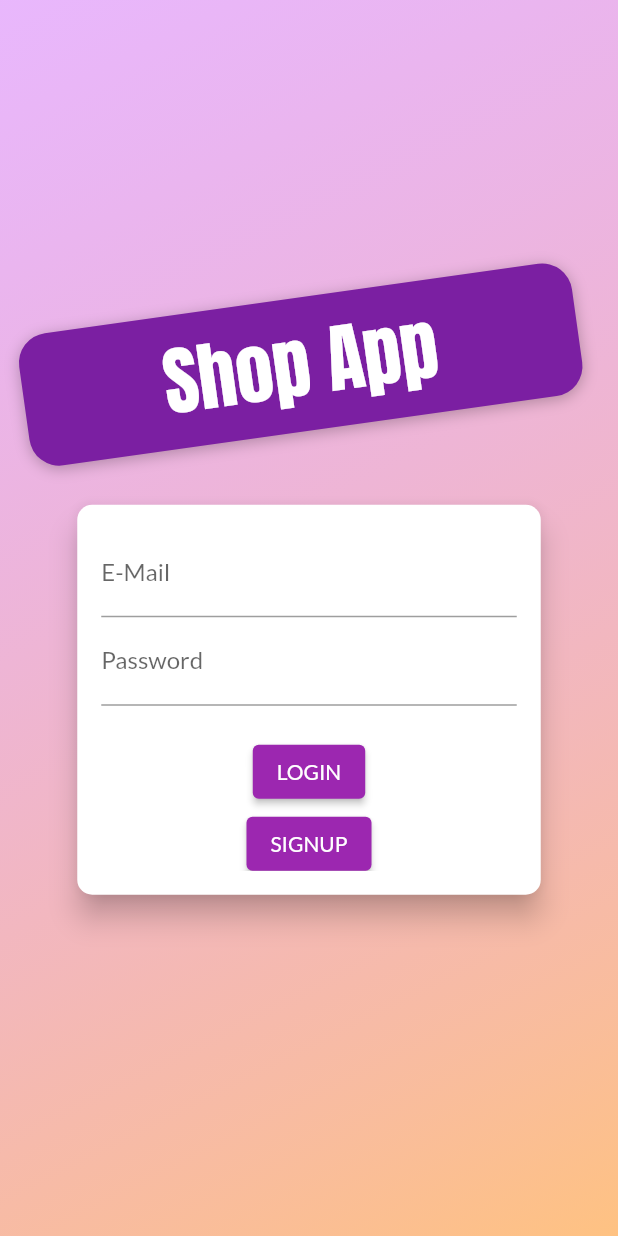
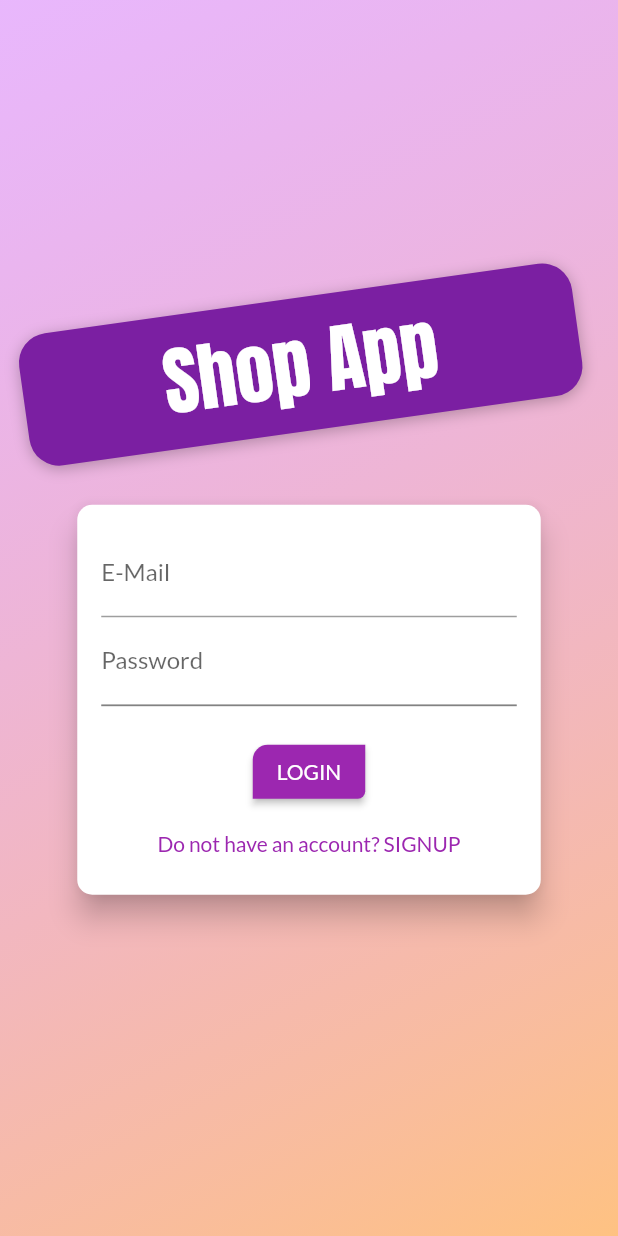
Before and after one commit to rafaelqueiroz88/flutter-shopping-app, a Flutter app: the screen it shows after launch, on a phone screen of 412 x 824 dp. Run offline on Flutter 3.47's test engine with Material 2 defaults, Android fonts, the phone set to English and light mode, and no system bars; our stand-ins replace shared_preferences.

Commit message:
Adding Effects to Whole App

```diff
--- a/lib/views/auth_screen.dart
+++ b/lib/views/auth_screen.dart
@@ -91,7 +91,8 @@ class AuthCard extends StatefulWidget {
   AuthCardState createState() => AuthCardState();
 }
 
-class AuthCardState extends State<AuthCard> {
+class AuthCardState extends State<AuthCard>
+    with SingleTickerProviderStateMixin {
   final GlobalKey<FormState> _formKey = GlobalKey();
   AuthMode _authMode = AuthMode.login;
   final Map<String, String> _authData = {
@@ -100,6 +101,36 @@ class AuthCardState extends State<AuthCard> {
   };
   var _isLoading = false;
   final _passwordController = TextEditingController();
+  late AnimationController _controller;
+  late Animation<Offset> _slideAnimation;
+  // late Animation<double> _opacityAnimation;
+
+  @override
+  void initState() {
+    super.initState();
+    _controller = AnimationController(
+      vsync: this,
+      duration: const Duration(milliseconds: 300),
+    );
+
+    _slideAnimation = Tween<Offset>(
+      begin: const Offset(0, -1.1),
+      end: const Offset(0, 0),
+    ).animate(
+      CurvedAnimation(
+        parent: _controller,
+        curve: Curves.linear,
+      ),
+    );
+
+    _slideAnimation.addListener(() => setState(() {}));
+  }
+
+  @override
+  void dispose() {
+    super.dispose();
+    _controller.dispose();
+  }
 
   void _showErrorDialog(String message) {
     showDialog(
@@ -162,10 +193,12 @@ class AuthCardState extends State<AuthCard> {
       setState(() {
         _authMode = AuthMode.signup;
       });
+      _controller.forward();
     } else {
       setState(() {
         _authMode = AuthMode.login;
       });
+      _controller.reverse();
     }
   }
 
@@ -177,10 +210,14 @@ class AuthCardState extends State<AuthCard> {
         borderRadius: BorderRadius.circular(10.0),
       ),
       elevation: 8.0,
-      child: Container(
+      child: AnimatedContainer(
+        duration: const Duration(milliseconds: 300),
+        curve: Curves.easeIn,
         height: _authMode == AuthMode.signup ? 320 : 260,
-        constraints:
-            BoxConstraints(minHeight: _authMode == AuthMode.signup ? 320 : 260),
+        // height: _heightAnimation.value.height,
+        constraints: BoxConstraints(
+          minHeight: _authMode == AuthMode.signup ? 320 : 260,
+        ),
         width: deviceSize.width * 0.75,
         padding: const EdgeInsets.all(16.0),
         child: Form(
@@ -195,6 +232,8 @@ class AuthCardState extends State<AuthCard> {
                     if (value!.isEmpty || !value.contains('@')) {
                       return 'Invalid email!';
                     }
+
+                    return null;
                   },
                   onSaved: (value) {
                     _authData['email'] = value as String;
@@ -208,13 +247,22 @@ class AuthCardState extends State<AuthCard> {
                     if (value!.isEmpty || value.length < 5) {
                       return 'Password is too short!';
                     }
+
+                    return null;
                   },
                   onSaved: (value) {
                     _authData['password'] = value as String;
                   },
                 ),
-                if (_authMode == AuthMode.signup)
-                  TextFormField(
+                AnimatedContainer(
+                  duration: const Duration(milliseconds: 300),
+                  curve: Curves.easeIn,
+                  constraints: BoxConstraints(
+                      minHeight: _authMode == AuthMode.signup ? 60 : 0,
+                      maxHeight: _authMode == AuthMode.signup ? 120 : 0),
+                  child: SlideTransition(
+                    position: _slideAnimation,
+                    child: TextFormField(
                       enabled: _authMode == AuthMode.signup,
                       decoration:
                           const InputDecoration(labelText: 'Confirm Password'),
@@ -224,8 +272,12 @@ class AuthCardState extends State<AuthCard> {
                               if (value != _passwordController.text) {
                                 return 'Passwords do not match!';
                               }
+
+                              return null;
                             }
                           : null,
+                    ),
+                  ),
                 ),
                 const SizedBox(
                   height: 20,
@@ -235,12 +287,22 @@ class AuthCardState extends State<AuthCard> {
                 else
                   ElevatedButton(
                     onPressed: _submit,
+                    style: ElevatedButton.styleFrom(
+                      shape: const RoundedRectangleBorder(
+                        borderRadius: BorderRadiusDirectional.only(
+                          topStart: Radius.circular(10),
+                          bottomEnd: Radius.circular(5),
+                        ),
+                      ),
+                    ),
                     child:
                         Text(_authMode == AuthMode.login ? 'LOGIN' : 'SIGN UP'),
                   ),
-                ElevatedButton(
+                TextButton(
                   onPressed: _switchAuthMode,
-                  child: Text(_authMode == AuthMode.login ? 'SIGNUP' : 'LOGIN'),
+                  child: Text(_authMode == AuthMode.login
+                      ? 'Do not have an account? SIGNUP'
+                      : 'Have an account? LOGIN'),
                 ),
               ],
             ),
--- a/lib/widgets/layouts/app_drawer.dart
+++ b/lib/widgets/layouts/app_drawer.dart
@@ -50,6 +50,7 @@ class AppDrawer extends StatelessWidget {
             onTap: () {
               Provider.of<Auth>(context, listen: false).logout();
               Navigator.of(context).pop();
+              Navigator.of(context).pushReplacementNamed('/');
             },
           ),
         ],
```
Also changed, not shown: lib/views/product_detail.dart (+19 -16 lines), lib/widgets/order_item.dart (+26 -11 lines), lib/widgets/product_item.dart (+9 -1 lines). Lines whose indentation alone changed are shown as unchanged.
